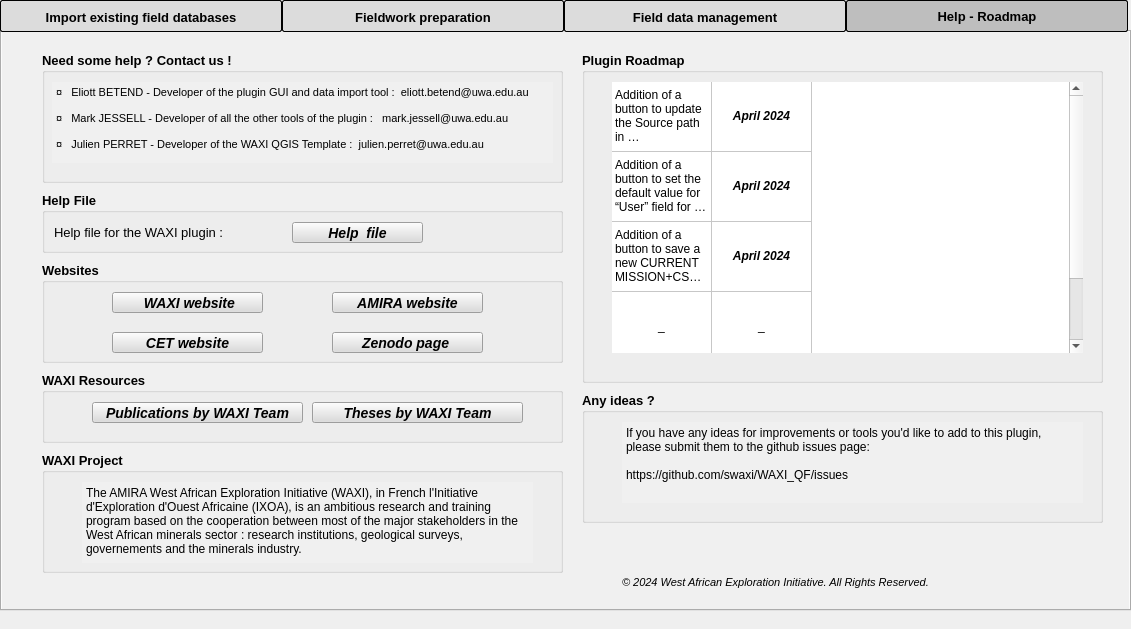
Before: the Qt Designer form WAXI_QF_dialog_base.ui in swaxi/GEOL-QMAPS, drawn with Qt 5.
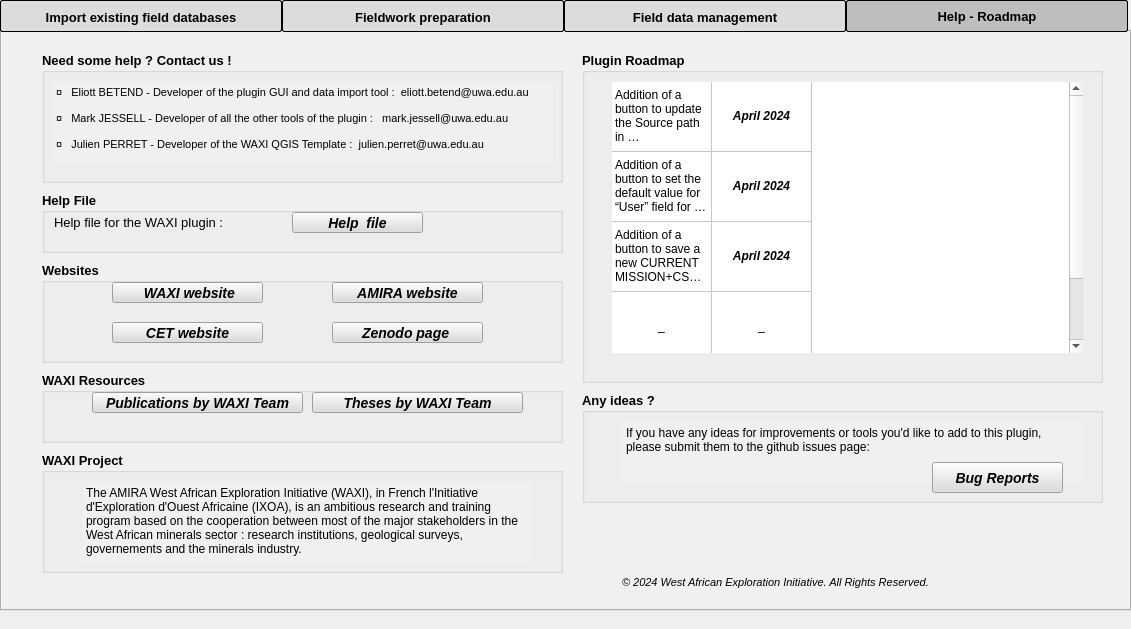
After: the same form once the commit is applied.

Commit message: add github issues button

What changed in the file:
```diff
--- a/WAXI_QF_dialog_base.ui
+++ b/WAXI_QF_dialog_base.ui
@@ -2536,7 +2536,7 @@
      <property name="geometry">
       <rect>
        <x>50</x>
-       <y>180</y>
+       <y>170</y>
        <width>271</width>
        <height>41</height>
       </rect>
@@ -2569,7 +2569,7 @@
      <property name="geometry">
       <rect>
        <x>290</x>
-       <y>190</y>
+       <y>180</y>
        <width>131</width>
        <height>21</height>
       </rect>
@@ -2772,7 +2772,7 @@
      <property name="geometry">
       <rect>
        <x>330</x>
-       <y>300</y>
+       <y>290</y>
        <width>151</width>
        <height>21</height>
       </rect>
@@ -2792,7 +2792,7 @@
      <property name="geometry">
       <rect>
        <x>110</x>
-       <y>300</y>
+       <y>290</y>
        <width>151</width>
        <height>21</height>
       </rect>
@@ -2812,7 +2812,7 @@
      <property name="geometry">
       <rect>
        <x>90</x>
-       <y>370</y>
+       <y>360</y>
        <width>211</width>
        <height>21</height>
       </rect>
@@ -2834,7 +2834,7 @@
      <property name="geometry">
       <rect>
        <x>310</x>
-       <y>370</y>
+       <y>360</y>
        <width>211</width>
        <height>21</height>
       </rect>
@@ -2856,7 +2856,7 @@
      <property name="geometry">
       <rect>
        <x>330</x>
-       <y>260</y>
+       <y>250</y>
        <width>151</width>
        <height>21</height>
       </rect>
@@ -2876,7 +2876,7 @@
      <property name="geometry">
       <rect>
        <x>110</x>
-       <y>260</y>
+       <y>250</y>
        <width>151</width>
        <height>21</height>
       </rect>
@@ -3010,7 +3010,7 @@
        <x>580</x>
        <y>360</y>
        <width>521</width>
-       <height>131</height>
+       <height>111</height>
       </rect>
      </property>
      <property name="font">
@@ -3032,7 +3032,7 @@
         <x>40</x>
         <y>30</y>
         <width>461</width>
-        <height>81</height>
+        <height>61</height>
        </rect>
       </property>
       <property name="acceptDrops">
@@ -3058,8 +3058,27 @@
       </property>
       <property name="plainText">
        <string>If you have any ideas for improvements or tools you'd like to add to this plugin, please submit them to the github issues page: 
-
-https://github.com/swaxi/WAXI_QF/issues </string>
+</string>
+      </property>
+     </widget>
+     <widget class="QPushButton" name="pushButton_23">
+      <property name="geometry">
+       <rect>
+        <x>350</x>
+        <y>70</y>
+        <width>131</width>
+        <height>31</height>
+       </rect>
+      </property>
+      <property name="styleSheet">
+       <string notr="true">font-family: Arial; 
+font-size: 14px;
+font-style: italic;
+background-color: rgb(220, 220, 220);
+font-weight: bold;</string>
+      </property>
+      <property name="text">
+       <string>Bug Reports</string>
       </property>
      </widget>
     </widget>
```
The commit also changes 1 other file.
